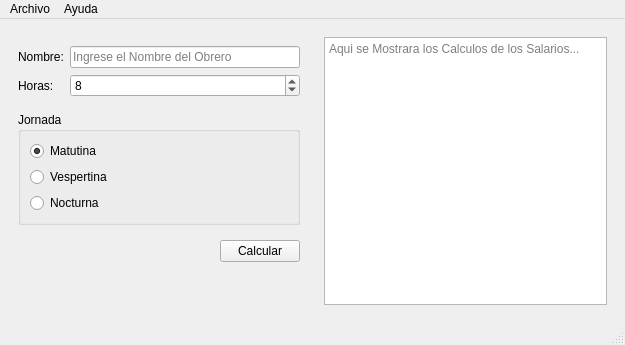
XMoiX22/Qt-Salarios, file salarios.ui: the form before one commit.
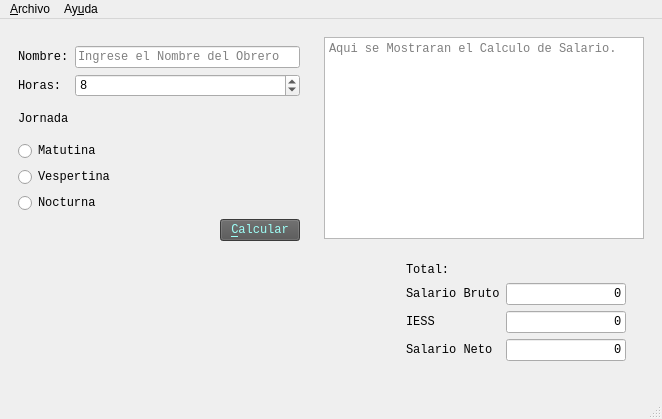
The form after the commit. Icons and pictures are not drawn.

Diff of the .ui file:
```diff
--- a/salarios.ui
+++ b/salarios.ui
@@ -6,8 +6,8 @@
    <rect>
     <x>0</x>
     <y>0</y>
-    <width>625</width>
-    <height>345</height>
+    <width>662</width>
+    <height>419</height>
    </rect>
   </property>
   <property name="windowTitle">
@@ -39,31 +39,68 @@
           <property name="rightMargin">
            <number>0</number>
           </property>
-          <item row="0" column="0">
+          <item row="5" column="0">
+           <widget class="QLabel" name="label_2">
+            <property name="font">
+             <font>
+              <family>Consolas</family>
+              <pointsize>9</pointsize>
+              <weight>50</weight>
+              <bold>false</bold>
+             </font>
+            </property>
+            <property name="statusTip">
+             <string>Cantidad de horas trabajadas</string>
+            </property>
+            <property name="text">
+             <string>Horas:</string>
+            </property>
+           </widget>
+          </item>
+          <item row="3" column="0">
            <widget class="QLabel" name="label">
+            <property name="font">
+             <font>
+              <family>Consolas</family>
+              <pointsize>9</pointsize>
+              <weight>50</weight>
+              <bold>false</bold>
+             </font>
+            </property>
+            <property name="statusTip">
+             <string>Nombre del obrero</string>
+            </property>
             <property name="text">
              <string>Nombre:</string>
             </property>
            </widget>
           </item>
-          <item row="0" column="1">
+          <item row="3" column="1">
            <widget class="QLineEdit" name="inNombre">
+            <property name="font">
+             <font>
+              <family>Consolas</family>
+              <pointsize>9</pointsize>
+             </font>
+            </property>
+            <property name="statusTip">
+             <string>Nombre del Obrero</string>
+            </property>
+            <property name="maxLength">
+             <number>120</number>
+            </property>
             <property name="placeholderText">
              <string>Ingrese el Nombre del Obrero</string>
             </property>
            </widget>
           </item>
-          <item row="1" column="0">
-           <widget class="QLabel" name="label_2">
-            <property name="text">
-             <string>Horas:</string>
-            </property>
-           </widget>
-          </item>
-          <item row="1" column="1">
+          <item row="5" column="1">
            <widget class="QSpinBox" name="inHoras">
-            <property name="maximum">
-             <number>50</number>
+            <property name="font">
+             <font>
+              <family>Consolas</family>
+              <pointsize>9</pointsize>
+             </font>
             </property>
             <property name="singleStep">
              <number>2</number>
@@ -77,23 +114,65 @@
         </widget>
        </item>
        <item>
-        <widget class="QGroupBox" name="groupBox">
-         <property name="title">
+        <widget class="QLabel" name="label_3">
+         <property name="font">
+          <font>
+           <family>Consolas</family>
+           <pointsize>9</pointsize>
+           <weight>50</weight>
+           <bold>false</bold>
+          </font>
+         </property>
+         <property name="text">
           <string>Jornada</string>
          </property>
+        </widget>
+       </item>
+       <item>
+        <widget class="QWidget" name="widget_4" native="true">
+         <property name="statusTip">
+          <string>Jornada Laboral</string>
+         </property>
          <layout class="QVBoxLayout" name="verticalLayout">
+          <property name="leftMargin">
+           <number>0</number>
+          </property>
+          <property name="bottomMargin">
+           <number>0</number>
+          </property>
           <item>
-           <widget class="QRadioButton" name="inMatutino">
+           <widget class="QRadioButton" name="inMatutina">
+            <property name="font">
+             <font>
+              <family>Consolas</family>
+              <pointsize>9</pointsize>
+             </font>
+            </property>
+            <property name="styleSheet">
+             <string notr="true">color: rgb(0, 0, 0);</string>
+            </property>
             <property name="text">
              <string>Matutina</string>
             </property>
-            <property name="checked">
+            <property name="checkable">
              <bool>true</bool>
             </property>
+            <property name="checked">
+             <bool>false</bool>
+            </property>
            </widget>
           </item>
           <item>
            <widget class="QRadioButton" name="inVespertina">
+            <property name="font">
+             <font>
+              <family>Consolas</family>
+              <pointsize>9</pointsize>
+             </font>
+            </property>
+            <property name="styleSheet">
+             <string notr="true">color: rgb(0, 0, 0);</string>
+            </property>
             <property name="text">
              <string>Vespertina</string>
             </property>
@@ -101,6 +180,15 @@
           </item>
           <item>
            <widget class="QRadioButton" name="inNocturna">
+            <property name="font">
+             <font>
+              <family>Consolas</family>
+              <pointsize>9</pointsize>
+             </font>
+            </property>
+            <property name="styleSheet">
+             <string notr="true">color: rgb(0, 0, 0);</string>
+            </property>
             <property name="text">
              <string>Nocturna</string>
             </property>
@@ -110,8 +198,11 @@
         </widget>
        </item>
        <item>
-        <widget class="QWidget" name="widget_4" native="true">
+        <widget class="QWidget" name="widget_5" native="true">
          <layout class="QHBoxLayout" name="horizontalLayout">
+          <property name="topMargin">
+           <number>0</number>
+          </property>
           <property name="rightMargin">
            <number>0</number>
           </property>
@@ -122,7 +213,7 @@
             </property>
             <property name="sizeHint" stdset="0">
              <size>
-              <width>184</width>
+              <width>196</width>
               <height>20</height>
              </size>
             </property>
@@ -130,8 +221,21 @@
           </item>
           <item>
            <widget class="QPushButton" name="cmdCalcular">
+            <property name="font">
+             <font>
+              <family>Consolas</family>
+              <pointsize>9</pointsize>
+             </font>
+            </property>
+            <property name="statusTip">
+             <string>Calcular Salario</string>
+            </property>
+            <property name="styleSheet">
+             <string notr="true">color: rgb(158, 255, 247);
+background-color: rgb(83, 83, 83);</string>
+            </property>
             <property name="text">
-             <string>Calcular</string>
+             <string>&amp;Calcular</string>
             </property>
            </widget>
           </item>
@@ -146,7 +250,7 @@
          <property name="sizeHint" stdset="0">
           <size>
            <width>20</width>
-           <height>27</height>
+           <height>1</height>
           </size>
          </property>
         </spacer>
@@ -159,14 +263,211 @@
       <layout class="QVBoxLayout" name="verticalLayout_3">
        <item>
         <widget class="QPlainTextEdit" name="outResultado">
+         <property name="font">
+          <font>
+           <family>Consolas</family>
+           <pointsize>9</pointsize>
+          </font>
+         </property>
+         <property name="statusTip">
+          <string>Impresion de Salarios</string>
+         </property>
          <property name="readOnly">
           <bool>true</bool>
          </property>
          <property name="placeholderText">
-          <string>Aqui se Mostrara los Calculos de los Salarios...</string>
+          <string>Aqui se Mostraran el Calculo de Salario.</string>
          </property>
         </widget>
        </item>
+       <item>
+        <widget class="QWidget" name="widget_7" native="true">
+         <layout class="QHBoxLayout" name="horizontalLayout_3">
+          <item>
+           <spacer name="horizontalSpacer_2">
+            <property name="orientation">
+             <enum>Qt::Horizontal</enum>
+            </property>
+            <property name="sizeType">
+             <enum>QSizePolicy::Expanding</enum>
+            </property>
+            <property name="sizeHint" stdset="0">
+             <size>
+              <width>200</width>
+              <height>20</height>
+             </size>
+            </property>
+           </spacer>
+          </item>
+          <item>
+           <widget class="QWidget" name="widget_8" native="true">
+            <property name="sizePolicy">
+             <sizepolicy hsizetype="Fixed" vsizetype="Fixed">
+              <horstretch>0</horstretch>
+              <verstretch>0</verstretch>
+             </sizepolicy>
+            </property>
+            <property name="statusTip">
+             <string>Valor Total</string>
+            </property>
+            <layout class="QFormLayout" name="formLayout_2">
+             <property name="labelAlignment">
+              <set>Qt::AlignLeading|Qt::AlignLeft|Qt::AlignVCenter</set>
+             </property>
+             <property name="formAlignment">
+              <set>Qt::AlignLeading|Qt::AlignLeft|Qt::AlignTop</set>
+             </property>
+             <item row="0" column="0">
+              <widget class="QLabel" name="label_4">
+               <property name="font">
+                <font>
+                 <family>Consolas</family>
+                 <pointsize>9</pointsize>
+                </font>
+               </property>
+               <property name="text">
+                <string>Total:</string>
+               </property>
+              </widget>
+             </item>
+             <item row="1" column="0">
+              <widget class="QLabel" name="label_5">
+               <property name="font">
+                <font>
+                 <family>Consolas</family>
+                 <pointsize>9</pointsize>
+                </font>
+               </property>
+               <property name="statusTip">
+                <string>Salario Bruto</string>
+               </property>
+               <property name="text">
+                <string>Salario Bruto</string>
+               </property>
+              </widget>
+             </item>
+             <item row="1" column="1">
+              <widget class="QLineEdit" name="outTotalBruto">
+               <property name="maximumSize">
+                <size>
+                 <width>120</width>
+                 <height>30</height>
+                </size>
+               </property>
+               <property name="font">
+                <font>
+                 <family>Consolas</family>
+                 <pointsize>9</pointsize>
+                </font>
+               </property>
+               <property name="statusTip">
+                <string>Valor Bruto de Salarios</string>
+               </property>
+               <property name="text">
+                <string>0</string>
+               </property>
+               <property name="alignment">
+                <set>Qt::AlignRight|Qt::AlignTrailing|Qt::AlignVCenter</set>
+               </property>
+               <property name="readOnly">
+                <bool>true</bool>
+               </property>
+              </widget>
+             </item>
+             <item row="2" column="0">
+              <widget class="QLabel" name="label_6">
+               <property name="font">
+                <font>
+                 <family>Consolas</family>
+                 <pointsize>9</pointsize>
+                </font>
+               </property>
+               <property name="statusTip">
+                <string>Valor IESS</string>
+               </property>
+               <property name="text">
+                <string>IESS</string>
+               </property>
+              </widget>
+             </item>
+             <item row="2" column="1">
+              <widget class="QLineEdit" name="outTotalIESS">
+               <property name="maximumSize">
+                <size>
+                 <width>120</width>
+                 <height>30</height>
+                </size>
+               </property>
+               <property name="font">
+                <font>
+                 <family>Consolas</family>
+                 <pointsize>9</pointsize>
+                </font>
+               </property>
+               <property name="statusTip">
+                <string>Valor Descuento</string>
+               </property>
+               <property name="text">
+                <string>0</string>
+               </property>
+               <property name="alignment">
+                <set>Qt::AlignRight|Qt::AlignTrailing|Qt::AlignVCenter</set>
+               </property>
+               <property name="readOnly">
+                <bool>true</bool>
+               </property>
+              </widget>
+             </item>
+             <item row="3" column="0">
+              <widget class="QLabel" name="label_7">
+               <property name="font">
+                <font>
+                 <family>Consolas</family>
+                 <pointsize>9</pointsize>
+                </font>
+               </property>
+               <property name="statusTip">
+                <string>Valor Salario Neto</string>
+               </property>
+               <property name="text">
+                <string>Salario Neto</string>
+               </property>
+              </widget>
+             </item>
+             <item row="3" column="1">
+              <widget class="QLineEdit" name="outTotalNeto">
+               <property name="maximumSize">
+                <size>
+                 <width>120</width>
+                 <height>30</height>
+                </size>
+               </property>
+               <property name="font">
+                <font>
+                 <family>Consolas</family>
+                 <pointsize>9</pointsize>
+                </font>
+               </property>
+               <property name="statusTip">
+                <string>Valor Salario Neto</string>
+               </property>
+               <property name="text">
+                <string>0</string>
+               </property>
+               <property name="alignment">
+                <set>Qt::AlignRight|Qt::AlignTrailing|Qt::AlignVCenter</set>
+               </property>
+               <property name="readOnly">
+                <bool>true</bool>
+               </property>
+              </widget>
+             </item>
+            </layout>
+           </widget>
+          </item>
+         </layout>
+        </widget>
+       </item>
       </layout>
      </widget>
     </item>
@@ -177,13 +478,13 @@
     <rect>
      <x>0</x>
      <y>0</y>
-     <width>625</width>
+     <width>662</width>
      <height>20</height>
     </rect>
    </property>
    <widget class="QMenu" name="menuArchivo">
     <property name="title">
-     <string>Archivo</string>
+     <string>&amp;Archivo</string>
     </property>
     <addaction name="actionNuevo"/>
     <addaction name="actionAbrir"/>
@@ -195,16 +496,20 @@
     <addaction name="separator"/>
     <addaction name="actionSalir"/>
    </widget>
-   <widget class="QMenu" name="menuAyuda">
+   <widget class="QMenu" name="menuMenu_Ayuda">
     <property name="title">
-     <string>Ayuda</string>
+     <string>Ay&amp;uda</string>
     </property>
     <addaction name="actionAcerca_de_Salarios"/>
    </widget>
    <addaction name="menuArchivo"/>
-   <addaction name="menuAyuda"/>
+   <addaction name="menuMenu_Ayuda"/>
   </widget>
-  <widget class="QStatusBar" name="statusbar"/>
+  <widget class="QStatusBar" name="statusbar">
+   <property name="statusTip">
+    <string/>
+   </property>
+  </widget>
   <action name="actionNuevo">
    <property name="text">
     <string>Nuevo</string>
```
Left out of the diff: 54 changed lines with no effect on the pictures.
